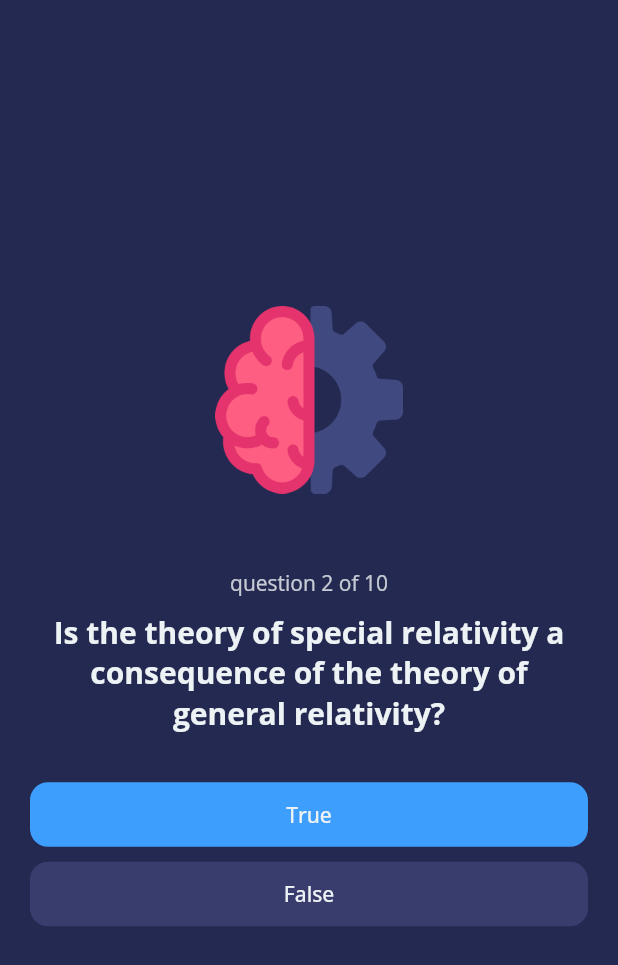
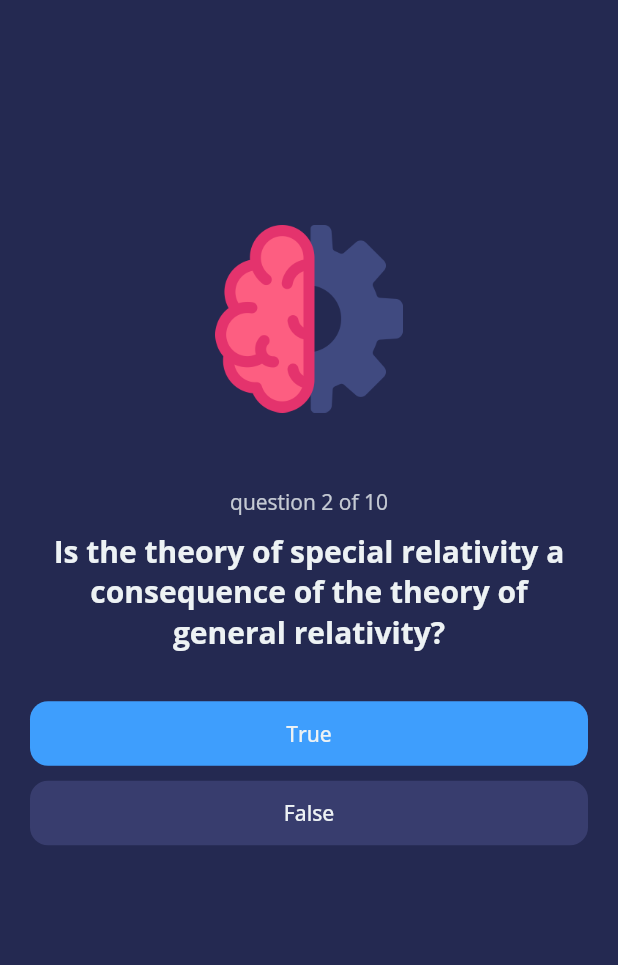
Before and after one commit to YerikAH/quizz-app, a Flutter app: the screen it shows after launch, after a tap on "True", on a phone screen of 412 x 824 dp. Shown: the top 965 px of the screen. Run offline on Flutter 3.47's test engine with Material 2 defaults, Android fonts, the phone set to English and light mode, and no system bars.

Commit message:
dev modal

```diff
--- a/lib/home_page.dart
+++ b/lib/home_page.dart
@@ -22,7 +22,13 @@ class _HomePageState extends State<HomePage> {
     setState(() {
       bool resultCorrect = user.getQuestionAnswer();
       functions.addIcon(resultCorrect, value, scoreKeep);
+      if(user.questionNumber == 9){
+        print("This is the end");
+      }else{
         user.nextQuestion();
+      }
+      print(user.questionNumber);
+      print(user.countLengthList());
     });
   }
   void displayDialogAndroid(BuildContext context, bool value) {
@@ -35,7 +41,7 @@ class _HomePageState extends State<HomePage> {
         );
       }
     );
-    Future.delayed(const Duration(seconds: 1), () {
+    Future.delayed(const Duration(milliseconds: 300), () {
       Navigator.pop(context);
     });
   }
@@ -43,16 +49,19 @@ class _HomePageState extends State<HomePage> {
   @override
   Widget build(BuildContext context) {
     return Scaffold(
-      body: Column(
+      body: SingleChildScrollView(
+        child: Column(
           crossAxisAlignment: CrossAxisAlignment.stretch,
-        mainAxisAlignment: MainAxisAlignment.center,
           children:  [
+            const SizedBox(height: 150.0,),
             QuestionWidget(user: user),
             const SizedBox(height: 30.0,),
             ButtonsWidget(colorButton: ThemeApp.blue, addIcon: addIcon, valueCompare: true, modal: displayDialogAndroid,),
             const SizedBox(height: 5.0,),
             ButtonsWidget(colorButton: ThemeApp.gray,addIcon: addIcon, valueCompare: false, modal: displayDialogAndroid,),
+            const SizedBox(height: 150.0,),
           ],
+        ),
       )
     );
   }
```
Lines whose indentation alone changed are shown as unchanged.
